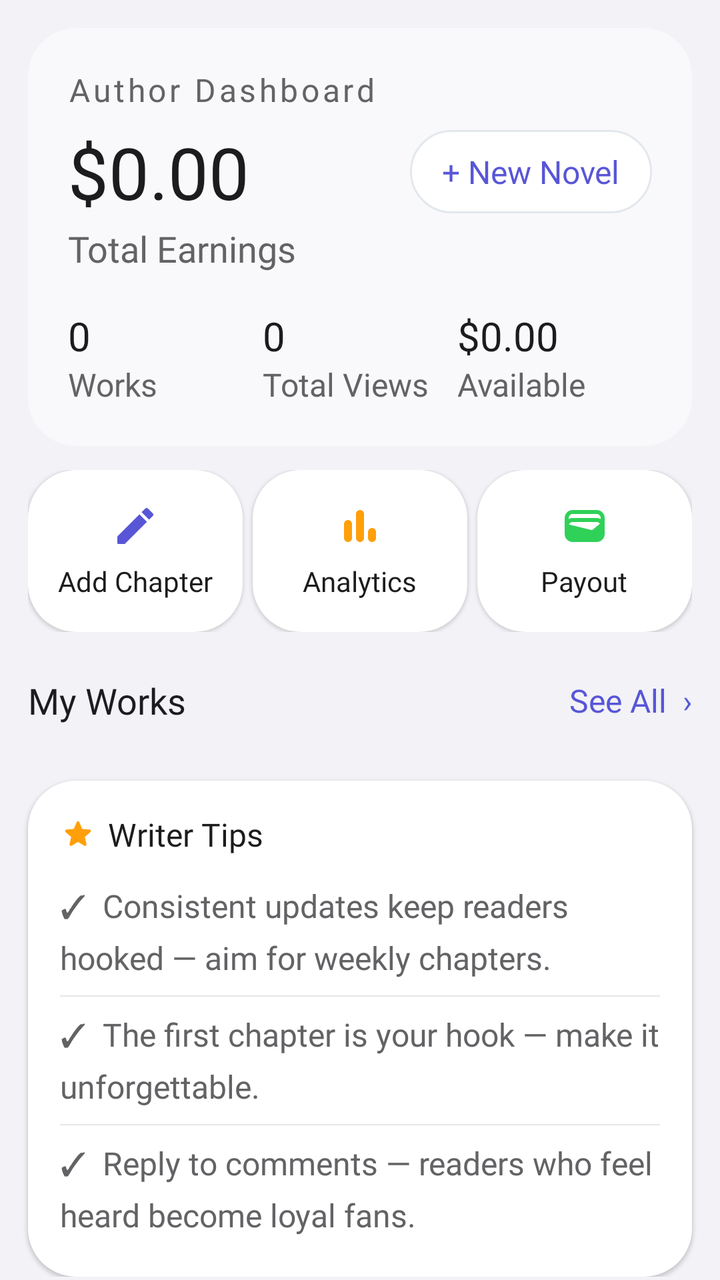
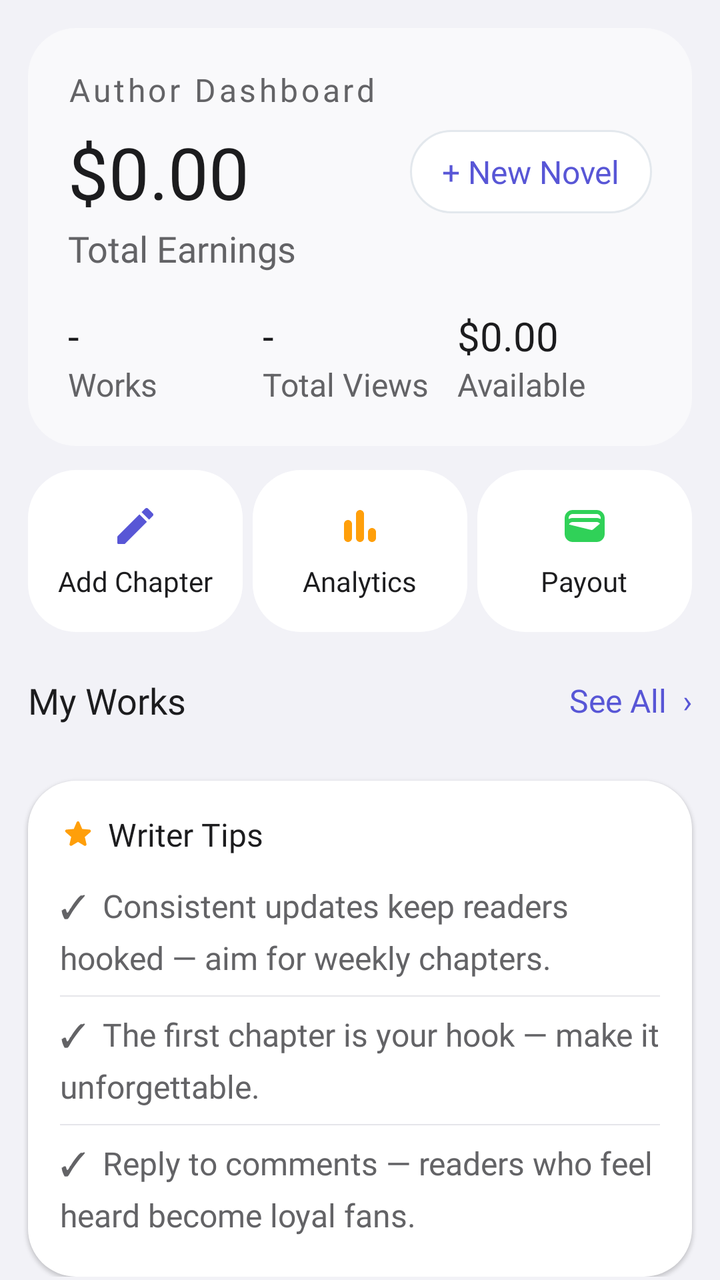

An Android layout rendered at two revisions. The XML below is the earlier revision; the diff shows what the commit changed to produce the second picture.
<!-- AndroidManifest.xml: application theme Theme.NovelVerse -->
<!-- res/layout/fragment_write.xml -->
<?xml version="1.0" encoding="utf-8"?>
<androidx.core.widget.NestedScrollView
     xmlns:android="http://schemas.android.com/apk/res/android"
     android:id="@+id/write_scroll"
     android:layout_height="match_parent"
     android:layout_width="match_parent"
     android:background="?attr/colorSurface">

    <LinearLayout
         android:layout_height="wrap_content"
         android:layout_width="match_parent"
         android:orientation="vertical"
         android:paddingBottom="100dp">

        <LinearLayout
             android:layout_height="wrap_content"
             android:layout_width="match_parent"
             android:background="@drawable/bg_writer_card"
             android:layout_marginHorizontal="14dp"
             android:padding="20dp"
             android:orientation="vertical"
             android:layout_marginTop="14dp">

            <TextView
                 android:layout_height="wrap_content"
                 android:layout_width="wrap_content"
                 android:textSize="16sp"
                 android:fontFamily="@font/inter_semibold"
                 android:textColor="?attr/colorOnSurfaceVariant"
                 android:letterSpacing="0.10"
                 android:text="Author Dashboard" />

            <LinearLayout
                 android:layout_height="wrap_content"
                 android:layout_width="match_parent"
                 android:gravity="center_vertical"
                 android:orientation="horizontal"
                 android:layout_marginTop="6dp">

                <TextView
                     android:layout_height="wrap_content"
                     android:layout_width="0dp"
                     android:textSize="36sp"
                     android:fontFamily="@font/inter_semibold"
                     android:textColor="?attr/colorOnSurface"
                     android:layout_weight="1"
                     android:id="@+id/txt_total_earnings"
                     android:text="$0.00" />

                <TextView
                     android:layout_height="wrap_content"
                     android:layout_width="wrap_content"
                     android:background="@drawable/bg_btn_surface"
                     android:paddingVertical="10dp"
                     android:textSize="16sp"
                     android:fontFamily="@font/inter_semibold"
                     android:textColor="@color/primary"
                     android:paddingHorizontal="16dp"
                     android:id="@+id/btn_new_novel"
                     android:text="+ New Novel" />

            </LinearLayout>

            <TextView
                 android:layout_height="wrap_content"
                 android:layout_width="wrap_content"
                 android:textSize="18sp"
                 android:fontFamily="@font/inter_regular"
                 android:textColor="?attr/colorOnSurfaceVariant"
                 android:layout_marginTop="2dp"
                 android:text="Total Earnings" />

            <LinearLayout
                 android:layout_height="wrap_content"
                 android:layout_width="match_parent"
                 android:orientation="horizontal"
                 android:layout_marginTop="18dp">

                <LinearLayout
                     android:layout_height="wrap_content"
                     android:layout_width="0dp"
                     android:orientation="vertical"
                     android:layout_weight="1">

                    <TextView
                         android:layout_height="wrap_content"
                         android:layout_width="wrap_content"
                         android:textSize="20sp"
                         android:fontFamily="@font/inter_semibold"
                         android:textColor="?attr/colorOnSurface"
                         android:id="@+id/txt_total_works"
                         android:text="0" />

                    <TextView
                         android:layout_height="wrap_content"
                         android:layout_width="wrap_content"
                         android:textSize="16sp"
                         android:textColor="?attr/colorOnSurfaceVariant"
                         android:text="Works" />

                </LinearLayout>

                <LinearLayout
                     android:layout_height="wrap_content"
                     android:layout_width="0dp"
                     android:orientation="vertical"
                     android:layout_weight="1">

                    <TextView
                         android:layout_height="wrap_content"
                         android:layout_width="wrap_content"
                         android:textSize="20sp"
                         android:fontFamily="@font/inter_semibold"
                         android:textColor="?attr/colorOnSurface"
                         android:id="@+id/txt_total_views"
                         android:text="0" />

                    <TextView
                         android:layout_height="wrap_content"
                         android:layout_width="wrap_content"
                         android:textSize="16sp"
                         android:textColor="?attr/colorOnSurfaceVariant"
                         android:text="Total Views" />

                </LinearLayout>

                <LinearLayout
                     android:layout_height="wrap_content"
                     android:layout_width="0dp"
                     android:orientation="vertical"
                     android:layout_weight="1">

                    <TextView
                         android:layout_height="wrap_content"
                         android:layout_width="wrap_content"
                         android:textSize="20sp"
                         android:fontFamily="@font/inter_semibold"
                         android:textColor="?attr/colorOnSurface"
                         android:id="@+id/txt_available_payout"
                         android:text="$0.00" />

                    <TextView
                         android:layout_height="wrap_content"
                         android:layout_width="wrap_content"
                         android:textSize="16sp"
                         android:textColor="?attr/colorOnSurfaceVariant"
                         android:text="Available" />

                </LinearLayout>

            </LinearLayout>

        </LinearLayout>

        <LinearLayout
             android:layout_height="wrap_content"
             android:layout_width="match_parent"
             android:layout_marginHorizontal="14dp"
             android:orientation="horizontal"
             android:layout_marginTop="12dp">

            <LinearLayout
                 android:layout_height="wrap_content"
                 android:layout_width="0dp"
                 android:layout_marginEnd="5dp"
                 android:gravity="center"
                 android:background="@drawable/bg_surface_card"
                 android:elevation="1dp"
                 android:paddingVertical="16dp"
                 android:orientation="vertical"
                 android:layout_weight="1"
                 android:id="@+id/action_chapters">

                <ImageView
                     android:layout_height="24dp"
                     android:layout_width="24dp"
                     android:src="@drawable/ic_write"
                     android:contentDescription="Add Chapter"
                     android:tint="@color/primary" />

                <TextView
                     android:layout_height="wrap_content"
                     android:layout_width="wrap_content"
                     android:gravity="center"
                     android:textSize="14sp"
                     android:fontFamily="@font/inter_medium"
                     android:textColor="@color/text_primary"
                     android:layout_marginTop="6dp"
                     android:text="Add Chapter" />

            </LinearLayout>

            <LinearLayout
                 android:layout_height="wrap_content"
                 android:layout_width="0dp"
                 android:layout_marginEnd="5dp"
                 android:gravity="center"
                 android:background="@drawable/bg_surface_card"
                 android:elevation="1dp"
                 android:paddingVertical="16dp"
                 android:orientation="vertical"
                 android:layout_weight="1"
                 android:id="@+id/action_analytics">

                <ImageView
                     android:layout_height="24dp"
                     android:layout_width="24dp"
                     android:src="@drawable/ic_bar_chart"
                     android:contentDescription="Analytics"
                     android:tint="@color/secondary" />

                <TextView
                     android:layout_height="wrap_content"
                     android:layout_width="wrap_content"
                     android:gravity="center"
                     android:textSize="14sp"
                     android:fontFamily="@font/inter_medium"
                     android:textColor="@color/text_primary"
                     android:layout_marginTop="6dp"
                     android:text="Analytics" />

            </LinearLayout>

            <LinearLayout
                 android:layout_height="wrap_content"
                 android:layout_width="0dp"
                 android:gravity="center"
                 android:background="@drawable/bg_surface_card"
                 android:elevation="1dp"
                 android:paddingVertical="16dp"
                 android:orientation="vertical"
                 android:layout_weight="1"
                 android:id="@+id/action_payout">

                <ImageView
                     android:layout_height="24dp"
                     android:layout_width="24dp"
                     android:src="@drawable/ic_wallet"
                     android:contentDescription="Payout"
                     android:tint="@color/accent" />

                <TextView
                     android:layout_height="wrap_content"
                     android:layout_width="wrap_content"
                     android:gravity="center"
                     android:textSize="14sp"
                     android:fontFamily="@font/inter_medium"
                     android:textColor="@color/text_primary"
                     android:layout_marginTop="6dp"
                     android:text="Payout" />

            </LinearLayout>

        </LinearLayout>

        <LinearLayout
             android:layout_height="wrap_content"
             android:layout_width="match_parent"
             android:gravity="center_vertical"
             android:orientation="horizontal"
             android:paddingBottom="8dp"
             android:paddingHorizontal="14dp"
             android:paddingTop="22dp">

            <TextView
                 android:layout_height="wrap_content"
                 android:layout_width="0dp"
                 android:textSize="18sp"
                 android:fontFamily="@font/inter_semibold"
                 android:textColor="@color/text_primary"
                 android:layout_weight="1"
                 android:text="My Works" />

            <TextView
                 android:layout_height="wrap_content"
                 android:layout_width="wrap_content"
                 android:textSize="16sp"
                 android:fontFamily="@font/inter_medium"
                 android:textColor="@color/primary"
                 android:id="@+id/btn_see_all_novels"
                 android:text="See All  ›" />

        </LinearLayout>

        <LinearLayout
             android:layout_height="wrap_content"
             android:layout_width="match_parent"
             android:orientation="vertical"
             android:paddingHorizontal="14dp"
             android:id="@+id/novels_container">

        </LinearLayout>

        <LinearLayout
             android:layout_height="wrap_content"
             android:layout_width="match_parent"
             android:visibility="gone"
             android:gravity="center"
             android:paddingVertical="32dp"
             android:orientation="vertical"
             android:paddingHorizontal="40dp"
             android:id="@+id/empty_novels">

            <ImageView
                 android:layout_height="56dp"
                 android:layout_width="56dp"
                 android:src="@drawable/ic_document"
                 android:contentDescription="No novels"
                 android:tint="@color/text_tertiary" />

            <TextView
                 android:layout_height="wrap_content"
                 android:layout_width="wrap_content"
                 android:gravity="center"
                 android:textSize="18sp"
                 android:fontFamily="@font/inter_semibold"
                 android:textColor="@color/text_primary"
                 android:layout_marginTop="12dp"
                 android:text="Your story starts here" />

            <TextView
                 android:layout_height="wrap_content"
                 android:layout_width="match_parent"
                 android:gravity="center"
                 android:textSize="16sp"
                 android:fontFamily="@font/inter_regular"
                 android:textColor="@color/text_secondary"
                 android:layout_marginTop="8dp"
                 android:lineSpacingMultiplier="1.4"
                 android:text="You haven't published any works yet. Hit New Novel to begin your writing journey." />

            <TextView
                 android:layout_height="48dp"
                 android:layout_width="wrap_content"
                 android:gravity="center"
                 android:background="@drawable/bg_btn_primary"
                 android:textSize="16sp"
                 android:fontFamily="@font/inter_semibold"
                 android:textColor="?attr/colorOnSurface"
                 android:layout_marginTop="20dp"
                 android:paddingHorizontal="28dp"
                 android:id="@+id/btn_empty_new_novel"
                 android:text="+ Create Your First Novel" />

        </LinearLayout>

        <LinearLayout
             android:layout_height="wrap_content"
             android:layout_width="match_parent"
             android:background="@drawable/bg_surface_card"
             android:elevation="1dp"
             android:layout_marginHorizontal="14dp"
             android:padding="16dp"
             android:orientation="vertical"
             android:layout_marginTop="20dp"
             android:id="@+id/tips_section">

            <LinearLayout
                 android:layout_height="wrap_content"
                 android:layout_width="wrap_content"
                 android:layout_marginBottom="10dp"
                 android:gravity="center_vertical"
                 android:orientation="horizontal">

                <ImageView
                     android:layout_height="18dp"
                     android:layout_width="18dp"
                     android:src="@drawable/ic_star"
                     android:contentDescription="Tips"
                     android:tint="@color/warning" />

                <TextView
                     android:layout_height="wrap_content"
                     android:layout_width="wrap_content"
                     android:textSize="16sp"
                     android:fontFamily="@font/inter_semibold"
                     android:textColor="@color/text_primary"
                     android:layout_marginStart="6dp"
                     android:text="Writer Tips" />

            </LinearLayout>

            <TextView
                 android:layout_height="wrap_content"
                 android:layout_width="match_parent"
                 android:paddingVertical="4dp"
                 android:textSize="16sp"
                 android:fontFamily="@font/inter_regular"
                 android:textColor="@color/text_secondary"
                 android:lineSpacingMultiplier="1.3"
                 android:text="✓  Consistent updates keep readers hooked — aim for weekly chapters." />

            <View
                 android:layout_height="0.5dp"
                 android:layout_width="match_parent"
                 android:layout_marginVertical="4dp"
                 android:background="@color/divider" />

            <TextView
                 android:layout_height="wrap_content"
                 android:layout_width="match_parent"
                 android:paddingVertical="4dp"
                 android:textSize="16sp"
                 android:fontFamily="@font/inter_regular"
                 android:textColor="@color/text_secondary"
                 android:lineSpacingMultiplier="1.3"
                 android:text="✓  The first chapter is your hook — make it unforgettable." />

            <View
                 android:layout_height="0.5dp"
                 android:layout_width="match_parent"
                 android:layout_marginVertical="4dp"
                 android:background="@color/divider" />

            <TextView
                 android:layout_height="wrap_content"
                 android:layout_width="match_parent"
                 android:paddingVertical="4dp"
                 android:textSize="16sp"
                 android:fontFamily="@font/inter_regular"
                 android:textColor="@color/text_secondary"
                 android:lineSpacingMultiplier="1.3"
                 android:text="✓  Reply to comments — readers who feel heard become loyal fans." />

        </LinearLayout>

    </LinearLayout>

</androidx.core.widget.NestedScrollView>
<!-- resources referenced by this layout -->
<resources>
  <style name="Theme.NovelVerse" parent="Theme.Material3.Light.NoActionBar">
  
          
          <item name="colorPrimary">@color/primary</item>
          <item name="colorPrimaryDark">@color/primary_dark</item>
          <item name="colorPrimaryContainer">@color/icon_bg_tint</item>
          <item name="colorOnPrimary">@color/on_primary</item>
          <item name="colorOnPrimaryContainer">@color/primary_dark</item>
  
          <item name="colorSecondary">@color/secondary</item>
          <item name="colorSecondaryContainer">@color/surface_variant</item>
          <item name="colorOnSecondary">@color/on_secondary</item>
          <item name="colorOnSecondaryContainer">@color/secondary_dark</item>
  
          <item name="colorTertiary">@color/accent</item>
          <item name="colorTertiaryContainer">@color/success_light</item>
          <item name="colorOnTertiary">@color/on_accent</item>
  
          
          <item name="android:colorBackground">@color/background</item>
          <item name="android:windowBackground">@drawable/bg_app_main</item>
  
          
          <item name="colorSurface">@color/surface</item>
          <item name="colorSurfaceVariant">@color/surface_variant</item>
  
          
          <item name="colorOnBackground">@color/text_primary_dark</item>
  
          
          <item name="colorOnSurface">@color/text_primary</item>
          <item name="colorOnSurfaceVariant">@color/text_secondary</item>
  
          
          <item name="colorError">@color/error</item>
          <item name="colorErrorContainer">@color/error_light</item>
          <item name="colorOnError">@color/white</item>
  
          
          <item name="colorOutline">@color/border</item>
  
          
          <item name="android:statusBarColor">@android:color/transparent</item>
          <item name="android:windowLightStatusBar" tools:targetApi="m">false</item>
          <item name="android:navigationBarColor">@android:color/transparent</item>
          <item name="android:windowLightNavigationBar" tools:targetApi="o_mr1">false</item>
          <item name="android:windowDrawsSystemBarBackgrounds">true</item>
          <item name="android:windowTranslucentStatus">false</item>
          <item name="android:windowTranslucentNavigation">false</item>
  
          
          <item name="textAppearanceDisplayLarge">@style/TextAppearance.NovelVerse.DisplayLarge</item>
          <item name="textAppearanceDisplayMedium">@style/TextAppearance.NovelVerse.DisplayMedium</item>
          <item name="textAppearanceDisplaySmall">@style/TextAppearance.NovelVerse.DisplaySmall</item>
          <item name="textAppearanceHeadlineLarge">@style/TextAppearance.NovelVerse.HeadlineLarge</item>
          <item name="textAppearanceHeadlineMedium">@style/TextAppearance.NovelVerse.HeadlineMedium</item>
          <item name="textAppearanceHeadlineSmall">@style/TextAppearance.NovelVerse.HeadlineSmall</item>
          <item name="textAppearanceTitleLarge">@style/TextAppearance.NovelVerse.TitleLarge</item>
          <item name="textAppearanceTitleMedium">@style/TextAppearance.NovelVerse.TitleMedium</item>
          <item name="textAppearanceTitleSmall">@style/TextAppearance.NovelVerse.TitleSmall</item>
          <item name="textAppearanceBodyLarge">@style/TextAppearance.NovelVerse.BodyLarge</item>
          <item name="textAppearanceBodyMedium">@style/TextAppearance.NovelVerse.BodyMedium</item>
          <item name="textAppearanceBodySmall">@style/TextAppearance.NovelVerse.BodySmall</item>
          <item name="textAppearanceLabelLarge">@style/TextAppearance.NovelVerse.LabelLarge</item>
          <item name="textAppearanceLabelMedium">@style/TextAppearance.NovelVerse.LabelMedium</item>
          <item name="textAppearanceLabelSmall">@style/TextAppearance.NovelVerse.LabelSmall</item>
  
          
          <item name="shapeAppearanceSmallComponent">@style/ShapeAppearance.NovelVerse.SmallComponent</item>
          <item name="shapeAppearanceMediumComponent">@style/ShapeAppearance.NovelVerse.MediumComponent</item>
          <item name="shapeAppearanceLargeComponent">@style/ShapeAppearance.NovelVerse.LargeComponent</item>
  
          
          <item name="materialButtonStyle">@style/Widget.NovelVerse.Button</item>
          <item name="materialButtonOutlinedStyle">@style/Widget.NovelVerse.Button.Outlined</item>
          <item name="textButtonStyle">@style/Widget.NovelVerse.Button.Text</item>
          <item name="materialCardViewStyle">@style/Widget.NovelVerse.Card</item>
          <item name="textInputStyle">@style/Widget.NovelVerse.TextInput</item>
          <item name="bottomNavigationStyle">@style/Widget.NovelVerse.BottomNav</item>
          <item name="toolbarStyle">@style/Widget.NovelVerse.Toolbar</item>
          <item name="tabStyle">@style/Widget.NovelVerse.Tab</item>
          <item name="chipStyle">@style/Widget.NovelVerse.Chip</item>
          <item name="snackbarStyle">@style/Widget.NovelVerse.Snackbar</item>
          <item name="bottomSheetDialogTheme">@style/Theme.NovelVerse.BottomSheet</item>
  
          
          <item name="colorSurfaceCardStroke">@color/surface_card_stroke</item>
          <item name="colorSurfaceCardSecondary">@color/surface_card_secondary</item>
          <item name="colorSurfaceCardTertiary">@color/surface_card_tertiary</item>
          <item name="colorDragHandle">@color/drag_handle</item>
          <item name="colorIconBgTint">@color/icon_bg_tint</item>
          <item name="colorIconTintPrimary">@color/icon_tint_primary</item>
          <item name="colorButtonSecondaryBg">@color/button_secondary_bg</item>
          <item name="colorChipInactiveBg">@color/chip_inactive_bg</item>
          <item name="colorChipInactiveStroke">@color/chip_inactive_stroke</item>
          <item name="colorSearchBarBg">@color/search_bar_bg</item>
      </style>
  <!-- unchanged entries left out for length: 76 -->
</resources>

<!-- the commit's change to res/layout/fragment_write.xml (unified diff, before → after) -->
@@ -1,10 +1,10 @@
 <?xml version="1.0" encoding="utf-8"?>
-<androidx.core.widget.NestedScrollView
-     xmlns:android="http://schemas.android.com/apk/res/android"
-     android:id="@+id/write_scroll"
-     android:layout_height="match_parent"
-     android:layout_width="match_parent"
-     android:background="?attr/colorSurface">
+<androidx.core.widget.NestedScrollView xmlns:android="http://schemas.android.com/apk/res/android"
+    xmlns:app="http://schemas.android.com/apk/res-auto"
+    android:id="@+id/write_scroll"
+    android:layout_height="match_parent"
+    android:layout_width="match_parent"
+    android:background="?attr/colorSurface">
 
     <LinearLayout
          android:layout_height="wrap_content"
@@ -89,7 +89,7 @@
                          android:fontFamily="@font/inter_semibold"
                          android:textColor="?attr/colorOnSurface"
                          android:id="@+id/txt_total_works"
-                         android:text="0" />
+                         android:text="-" />
 
                     <TextView
                          android:layout_height="wrap_content"
@@ -113,7 +113,7 @@
                          android:fontFamily="@font/inter_semibold"
                          android:textColor="?attr/colorOnSurface"
                          android:id="@+id/txt_total_views"
-                         android:text="0" />
+                         android:text="-" />
 
                     <TextView
                          android:layout_height="wrap_content"
@@ -165,7 +165,7 @@
                  android:layout_marginEnd="5dp"
                  android:gravity="center"
                  android:background="@drawable/bg_surface_card"
-                 android:elevation="1dp"
+                 android:elevation="0dp"
                  android:paddingVertical="16dp"
                  android:orientation="vertical"
                  android:layout_weight="1"
@@ -176,7 +176,7 @@
                      android:layout_width="24dp"
                      android:src="@drawable/ic_write"
                      android:contentDescription="Add Chapter"
-                     android:tint="@color/primary" />
+                     app:tint="@color/primary" />
 
                 <TextView
                      android:layout_height="wrap_content"
@@ -196,7 +196,7 @@
                  android:layout_marginEnd="5dp"
                  android:gravity="center"
                  android:background="@drawable/bg_surface_card"
-                 android:elevation="1dp"
+                 android:elevation="0dp"
                  android:paddingVertical="16dp"
                  android:orientation="vertical"
                  android:layout_weight="1"
@@ -207,7 +207,7 @@
                      android:layout_width="24dp"
                      android:src="@drawable/ic_bar_chart"
                      android:contentDescription="Analytics"
-                     android:tint="@color/secondary" />
+                     app:tint="@color/secondary" />
 
                 <TextView
                      android:layout_height="wrap_content"
@@ -226,7 +226,7 @@
                  android:layout_width="0dp"
                  android:gravity="center"
                  android:background="@drawable/bg_surface_card"
-                 android:elevation="1dp"
+                 android:elevation="0dp"
                  android:paddingVertical="16dp"
                  android:orientation="vertical"
                  android:layout_weight="1"
@@ -237,7 +237,7 @@
                      android:layout_width="24dp"
                      android:src="@drawable/ic_wallet"
                      android:contentDescription="Payout"
-                     android:tint="@color/accent" />
+                     app:tint="@color/accent" />
 
                 <TextView
                      android:layout_height="wrap_content"
@@ -306,7 +306,7 @@
                  android:layout_width="56dp"
                  android:src="@drawable/ic_document"
                  android:contentDescription="No novels"
-                 android:tint="@color/text_tertiary" />
+                 app:tint="@color/text_tertiary" />
 
             <TextView
                  android:layout_height="wrap_content"
@@ -367,7 +367,7 @@
                      android:layout_width="18dp"
                      android:src="@drawable/ic_star"
                      android:contentDescription="Tips"
-                     android:tint="@color/warning" />
+                     app:tint="@color/warning" />
 
                 <TextView
                      android:layout_height="wrap_content"
<!-- resource entries referenced after the edit -->
@@ -43,7 +43,7 @@
   
           
           <item name="android:statusBarColor">@android:color/transparent</item>
-          <item name="android:windowLightStatusBar" tools:targetApi="m">false</item>
+          <item name="android:windowLightStatusBar" tools:targetApi="m">true</item>
           <item name="android:navigationBarColor">@android:color/transparent</item>
           <item name="android:windowLightNavigationBar" tools:targetApi="o_mr1">false</item>
           <item name="android:windowDrawsSystemBarBackgrounds">true</item>
